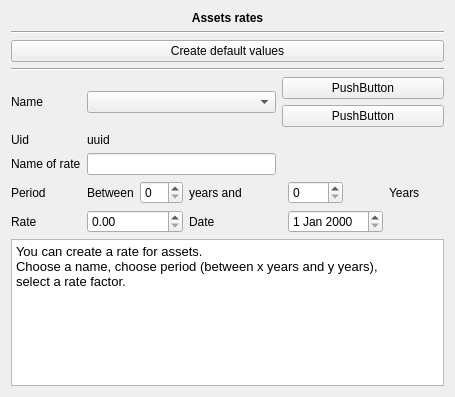
FreeHealth/freehealth, file plugins/accountplugin/preferences/assetsratespage.ui: the form before one commit.
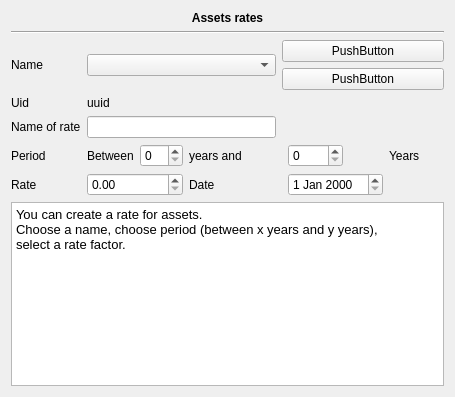
The form after the commit.

Commit message: FreeAccount: - removing old preferences code (defaults feeding)

The edit to the form file:
```diff
--- a/plugins/accountplugin/preferences/assetsratespage.ui
+++ b/plugins/accountplugin/preferences/assetsratespage.ui
@@ -14,7 +14,7 @@
    <string>Form</string>
   </property>
   <layout class="QGridLayout" name="gridLayout_2">
-   <item row="5" column="0">
+   <item row="3" column="0">
     <layout class="QGridLayout" name="gridLayout">
      <item row="0" column="0">
       <widget class="QLabel" name="AssetsNameLabel">
@@ -188,20 +188,6 @@
      </item>
     </layout>
    </item>
-   <item row="3" column="0">
-    <widget class="QPushButton" name="createDefaults">
-     <property name="text">
-      <string>Create default values</string>
-     </property>
-    </widget>
-   </item>
-   <item row="4" column="0">
-    <widget class="Line" name="line">
-     <property name="orientation">
-      <enum>Qt::Horizontal</enum>
-     </property>
-    </widget>
-   </item>
    <item row="1" column="0">
     <widget class="Line" name="line_2">
      <property name="orientation">
```
The commit also changes 17 other files.
